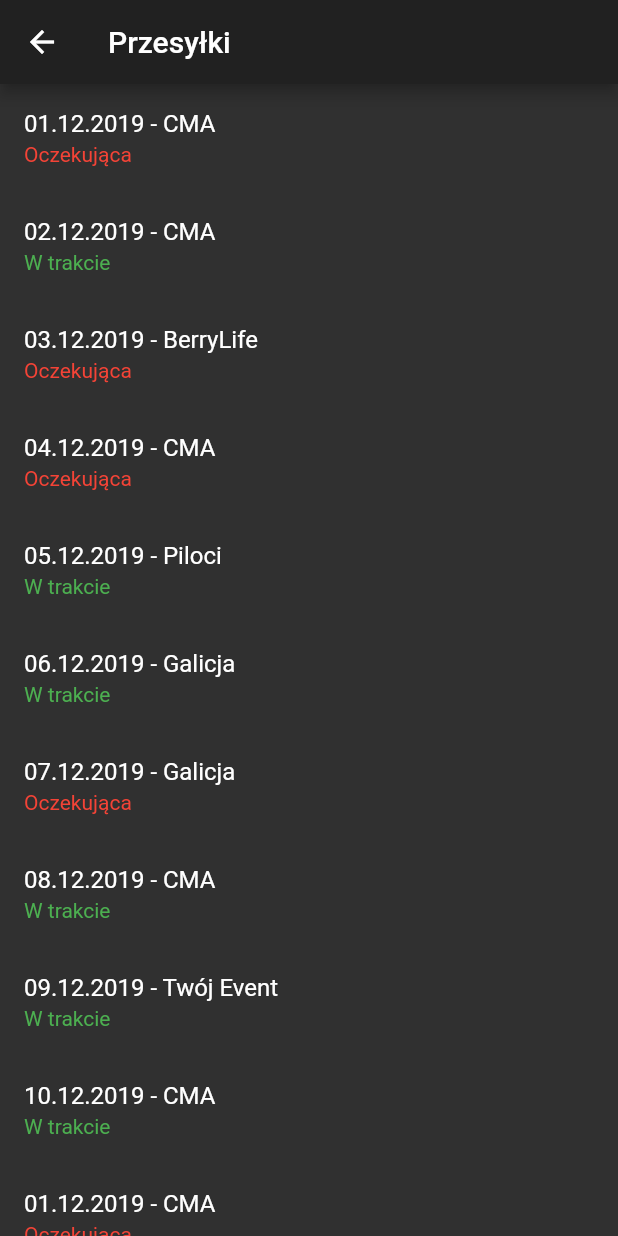
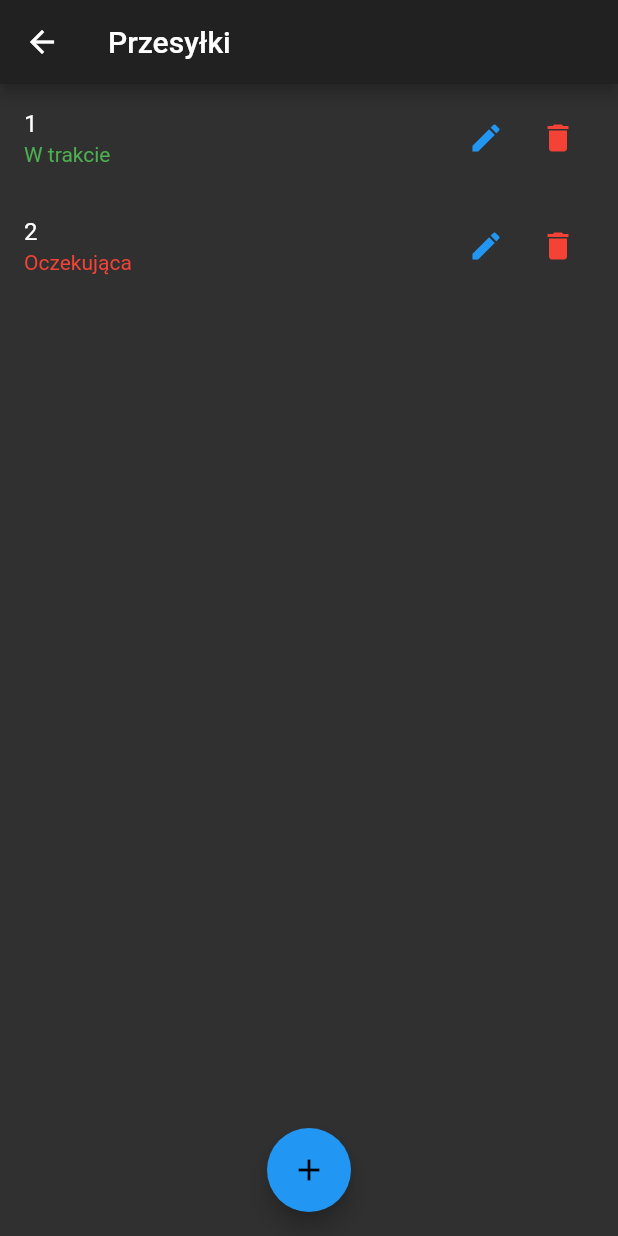
Before and after one commit to jpitucha/raporting_and_todo_app_mobile, a Flutter app: the screen it shows after launch, after a tap on "Przesyłki", on a phone screen of 412 x 824 dp. Run offline on Flutter 3.47's test engine with Material 2 defaults, Android fonts, the phone set to English and light mode, and no system bars.

Commit message:
Changed widget naming, used builder in listView

```diff
--- /dev/null
+++ b/lib/pack.dart
@@ -0,0 +1,11 @@
+class Pack {
+  String title;
+  String status;
+
+  Pack(this.title, this.status);
+
+  @override
+  String toString() {
+    return '{ ${this.title}, ${this.status} }';
+  }
+}
--- a/lib/pages/home.dart
+++ b/lib/pages/home.dart
@@ -1,5 +1,5 @@
 import 'package:flutter/material.dart';
-import '../widgets/tile.dart';
+import '../widgets/iconTile.dart';
 
 class HomePage extends StatefulWidget {
   HomePageState createState() => HomePageState();
@@ -16,9 +16,9 @@
         child: Column(
           mainAxisAlignment: MainAxisAlignment.spaceEvenly,
           children: <Widget>[
-            Tile("Raporty", 'img/raport.png', '/raports'),
-            Tile("Zadania", 'img/staff.png', '/tasks'),
-            Tile("Przesyłki", 'img/box.png', '/shipping')
+            IconTile("Raporty", 'img/raport.png', '/raports'),
+            IconTile("Zadania", 'img/staff.png', '/tasks'),
+            IconTile("Przesyłki", 'img/box.png', '/shipping')
           ],
         ),
       )
--- a/lib/pages/shipping.dart
+++ b/lib/pages/shipping.dart
@@ -1,100 +1,40 @@
 import 'package:flutter/material.dart';
+import '../widgets/tile.dart';
+import '../pack.dart';
 
 class ShippingPage extends StatefulWidget {
   ShippingPageState createState() => ShippingPageState();
 }
 
 class ShippingPageState extends State<ShippingPage> {
+  final List<Pack> packages = List<Pack>();
+
+@override
+  void initState() {
+    packages.add(Pack("1", "W trakcie"));
+    packages.add(Pack("2", "Oczekująca"));
+    super.initState();
+  }
+
   @override
   Widget build(BuildContext context) {
     return Scaffold(
       appBar: AppBar(
         title: Text('Przesyłki'),
       ),
-      body: ListView(
-        children: <Widget>[
-          ListTile(
-            title: Text('01.12.2019 - CMA'),
-            subtitle: Text("Oczekująca", style: TextStyle(color: Colors.red))
-          ),
-          ListTile(
-            title: Text('02.12.2019 - CMA'),
-            subtitle: Text("W trakcie", style: TextStyle(color: Colors.green))
-          ),
-          ListTile(
-            title: Text('03.12.2019 - BerryLife'),
-            subtitle: Text("Oczekująca", style: TextStyle(color: Colors.red))
-          ),
-          ListTile(
-            title: Text('04.12.2019 - CMA'),
-            subtitle: Text("Oczekująca", style: TextStyle(color: Colors.red))
-          ),
-          ListTile(
-            title: Text('05.12.2019 - Piloci'),
-            subtitle: Text("W trakcie", style: TextStyle(color: Colors.green))
-          ),
-          ListTile(
-            title: Text('06.12.2019 - Galicja'),
-            subtitle: Text("W trakcie", style: TextStyle(color: Colors.green))
-          ),
-          ListTile(
-            title: Text('07.12.2019 - Galicja'),
-            subtitle: Text("Oczekująca", style: TextStyle(color: Colors.red))
-          ),
-          ListTile(
-            title: Text('08.12.2019 - CMA'),
-            subtitle: Text("W trakcie", style: TextStyle(color: Colors.green))
-          ),
-          ListTile(
-            title: Text('09.12.2019 - Twój Event'),
-            subtitle: Text("W trakcie", style: TextStyle(color: Colors.green))
-          ),
-          ListTile(
-            title: Text('10.12.2019 - CMA'),
-            subtitle: Text("W trakcie", style: TextStyle(color: Colors.green))
-          ),
-          ListTile(
-            title: Text('01.12.2019 - CMA'),
-            subtitle: Text("Oczekująca", style: TextStyle(color: Colors.red))
-          ),
-          ListTile(
-            title: Text('02.12.2019 - CMA'),
-            subtitle: Text("W trakcie", style: TextStyle(color: Colors.green))
-          ),
-          ListTile(
-            title: Text('03.12.2019 - BerryLife'),
-            subtitle: Text("Oczekująca", style: TextStyle(color: Colors.red))
-          ),
-          ListTile(
-            title: Text('04.12.2019 - CMA'),
-            subtitle: Text("Oczekująca", style: TextStyle(color: Colors.red))
-          ),
-          ListTile(
-            title: Text('05.12.2019 - Piloci'),
-            subtitle: Text("W trakcie", style: TextStyle(color: Colors.green))
-          ),
-          ListTile(
-            title: Text('06.12.2019 - Galicja'),
-            subtitle: Text("W trakcie", style: TextStyle(color: Colors.green))
-          ),
-          ListTile(
-            title: Text('07.12.2019 - Galicja'),
-            subtitle: Text("Oczekująca", style: TextStyle(color: Colors.red))
-          ),
-          ListTile(
-            title: Text('08.12.2019 - CMA'),
-            subtitle: Text("W trakcie", style: TextStyle(color: Colors.green))
-          ),
-          ListTile(
-            title: Text('09.12.2019 - Twój Event'),
-            subtitle: Text("W trakcie", style: TextStyle(color: Colors.green))
-          ),
-          ListTile(
-            title: Text('10.12.2019 - CMA'),
-            subtitle: Text("W trakcie", style: TextStyle(color: Colors.green))
-          )
-        ],
-      )
+      body: ListView.builder(
+        itemCount: packages.length,
+        itemBuilder: (BuildContext context, int index) {
+          return Tile(packages[index].title, packages[index].status, () {}, () {setState(() { packages.removeAt(index); }); });
+        }
+      ),
+      floatingActionButton: FloatingActionButton(
+        child: Icon(Icons.add),
+        backgroundColor: Colors.blue,
+        onPressed: () {
+        },
+      ),
+      floatingActionButtonLocation: FloatingActionButtonLocation.centerFloat,
     );
   }
 }
--- /dev/null
+++ b/lib/widgets/iconTile.dart
@@ -0,0 +1,36 @@
+import 'package:flutter/material.dart';
+
+class IconTile extends StatefulWidget {
+  final String text;
+  final String icon;
+  final String routeTo;
+
+  IconTile(this.text, this.icon, this.routeTo);
+
+  _IconTileState createState() => _IconTileState();
+}
+
+class _IconTileState extends State<IconTile> {
+  @override
+  Widget build(BuildContext context) {
+    return Container(
+            margin: EdgeInsets.all(5.0),
+            child: Column(
+              mainAxisAlignment: MainAxisAlignment.spaceEvenly,
+              children: <Widget>[
+                Image.asset(widget.icon, height: 115.0),
+                SizedBox(height: 10.0,),
+                FlatButton(
+                  child: Text(widget.text,
+                    textAlign: TextAlign.center,
+                    style: TextStyle(
+                        fontSize: 24.0,
+                        color: Color.fromARGB(0xff, 0xd7, 0x64, 0x00))),
+                        onPressed: () {
+                          Navigator.pushNamed(context, widget.routeTo);
+                        },
+                )
+                ],
+            ));
+  }
+}
--- a/lib/widgets/tile.dart
+++ b/lib/widgets/tile.dart
@@ -1,11 +1,12 @@
 import 'package:flutter/material.dart';
 
 class Tile extends StatefulWidget {
-  final String text;
-  final String icon;
-  final String routeTo;
+  final String title;
+  final String status;
+  final VoidCallback onEditClicked;
+  final VoidCallback onDeleteClicked;
 
-  Tile(this.text, this.icon, this.routeTo);
+  Tile(this.title, this.status, this.onEditClicked, this.onDeleteClicked);
 
   _TileState createState() => _TileState();
 }
@@ -13,24 +14,18 @@
 class _TileState extends State<Tile> {
   @override
   Widget build(BuildContext context) {
-    return Container(
-            margin: EdgeInsets.all(5.0),
-            child: Column(
-              mainAxisAlignment: MainAxisAlignment.spaceEvenly,
-              children: <Widget>[
-                Image.asset(widget.icon, height: 115.0),
-                SizedBox(height: 10.0,),
-                FlatButton(
-                  child: Text(widget.text,
-                    textAlign: TextAlign.center,
-                    style: TextStyle(
-                        fontSize: 24.0,
-                        color: Color.fromARGB(0xff, 0xd7, 0x64, 0x00))),
-                        onPressed: () {
-                          Navigator.pushNamed(context, widget.routeTo);
-                        },
-                )
-                ],
-            ));
+    return ListTile(
+      title: Text(widget.title),
+      subtitle: Text(
+        widget.status,
+        style: TextStyle(color: widget.status == 'W trakcie' ? Colors.green : Colors.red)),
+      trailing: Row(
+        mainAxisSize: MainAxisSize.min,
+        children: <Widget>[
+          IconButton(icon: Icon(Icons.edit, color: Colors.blue), onPressed: () => widget.onEditClicked()),
+          IconButton(icon: Icon(Icons.delete, color:Colors.red), onPressed: () => widget.onDeleteClicked()),
+        ],
+      ),
+    );
   }
 }
```
Also changed, not shown: 1 other file.
